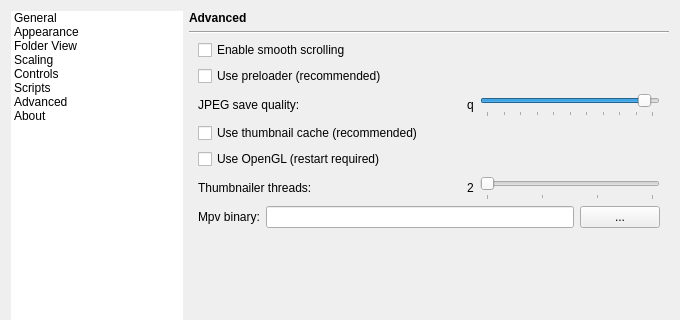
do-i/thumbgrid, file qimgv/gui/dialogs/settingsdialog.ui: the form before one commit; both pictures show x 0 to 680 and y 0 to 320 of the 680 by 634 pixel window.
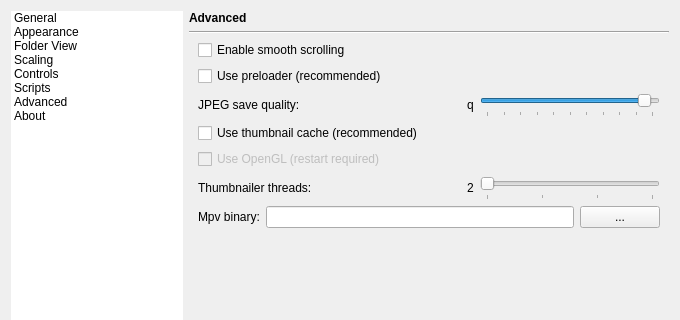
The form after the commit. The open tabs and pages were chosen to show the change. Custom widgets are drawn as their Qt base class.

Commit message: [settings] turn off opengl option for now

The edit to the form file:
```diff
--- a/qimgv/gui/dialogs/settingsdialog.ui
+++ b/qimgv/gui/dialogs/settingsdialog.ui
@@ -2633,6 +2633,9 @@
                  </property>
                  <item row="4" column="0">
                   <widget class="QCheckBox" name="useOpenGLCheckBox">
+                   <property name="enabled">
+                    <bool>false</bool>
+                   </property>
                    <property name="text">
                     <string>Use OpenGL (restart required)</string>
                    </property>
```
The commit also changes 1 other file.
